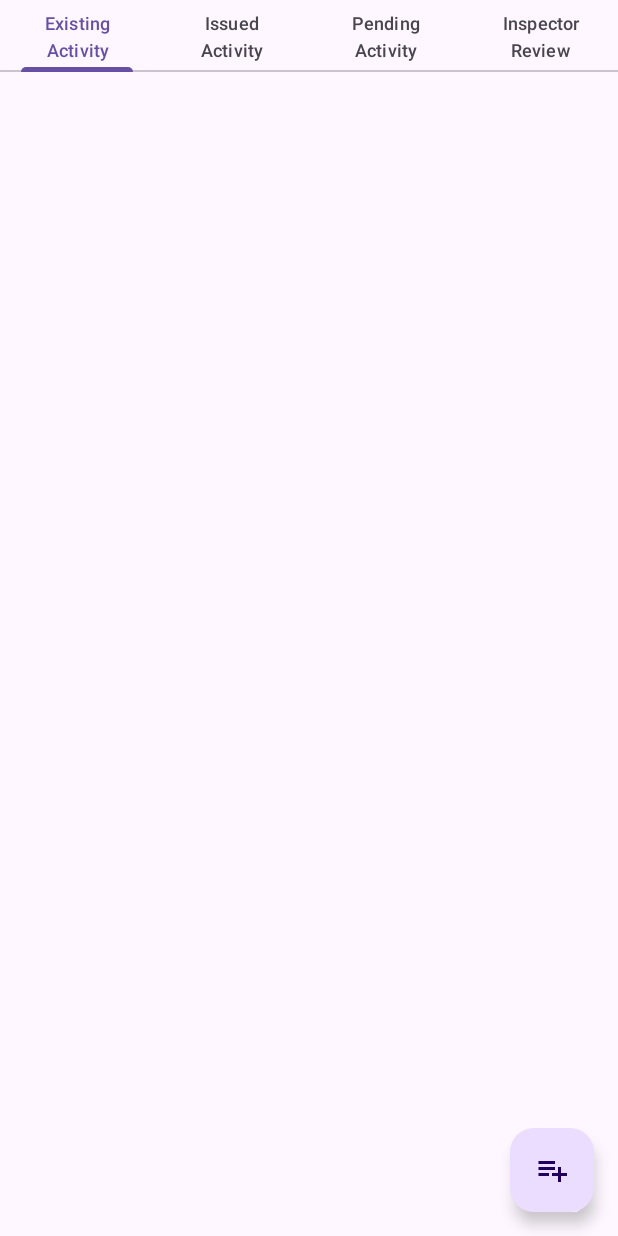
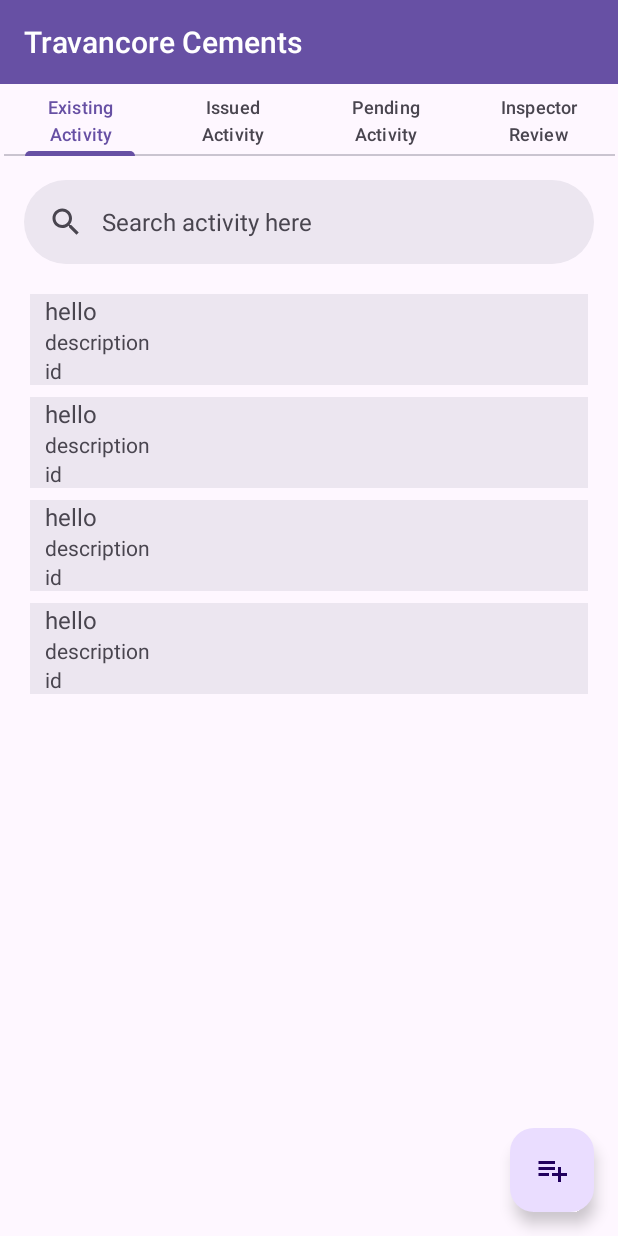
Before and after one commit to SUFIYANJT/App-moni, an Android app: the screen it shows after launch (MainActivity), on a phone screen of 412 x 824 dp. Run offline under Robolectric (Android 15) with nearby library versions, the phone set to English and light mode, and no system bars.

Commit message:
sufiyan mass

```diff
--- a/app/src/main/java/com/example/myapplication/ExistingActivity.java
+++ b/app/src/main/java/com/example/myapplication/ExistingActivity.java
@@ -3,18 +3,39 @@ package com.example.myapplication;
 import android.os.Bundle;
 
 import androidx.fragment.app.Fragment;
+import androidx.recyclerview.widget.LinearLayoutManager;
+import androidx.recyclerview.widget.RecyclerView;
 
 import android.view.LayoutInflater;
 import android.view.View;
 import android.view.ViewGroup;
 
 
+import com.example.myapplication.helper.SuppotClass.DataTable;
+import com.example.myapplication.helper.ui.CustomRecycler;
+import com.google.android.material.floatingactionbutton.FloatingActionButton;
 
-import com.google.android.material.floatingactionbutton.FloatingActionButton;
+import java.util.ArrayList;
 
 
 public class ExistingActivity extends Fragment {
-
-
+    private RecyclerView recyclerView;
+    ArrayList<DataTable> dataTables;
+    @Override
+    public View onCreateView(LayoutInflater inflater, ViewGroup container, Bundle savedInstanceState) {
+        View view = inflater.inflate(R.layout.fragment_existing_activity, container, false);
+        recyclerView=view.findViewById(R.id.recycler_existing);
+        dataTables=new ArrayList<>();
+        for(int i=0;i<4;i++){
+            DataTable dataTable=new DataTable();
+            dataTable.setId(i);
+            dataTable.setName("name"+i);
+            dataTable.setDescription("Description"+i);
+            dataTables.add(dataTable);
+        }
+        recyclerView.setLayoutManager(new LinearLayoutManager(view.getContext()));
+        recyclerView.setAdapter(new CustomRecycler(view.getContext(),dataTables));
+        return view;
+    }
 
     }
--- a/app/src/main/java/com/example/myapplication/FragmentAdapter.java
+++ b/app/src/main/java/com/example/myapplication/FragmentAdapter.java
@@ -1,4 +1,8 @@
 package com.example.myapplication;
+
+import static com.example.myapplication.MainActivity.TAG1;
+
+import android.util.Log;
 
 import androidx.annotation.NonNull;
 import androidx.annotation.Nullable;
@@ -23,6 +27,7 @@ public class FragmentAdapter extends FragmentPagerAdapter {
 
     @Override
     public int getCount() {
+        Log.d(TAG1, "getCount: "+fragmentArrayLis.size());
         return fragmentArrayLis.size();
     }
     public void addFragment(Fragment fragment,String title){
--- a/app/src/main/java/com/example/myapplication/IssuedActivity.java
+++ b/app/src/main/java/com/example/myapplication/IssuedActivity.java
@@ -1,8 +1,17 @@
 package com.example.myapplication;
+
+import android.os.Bundle;
+import android.view.LayoutInflater;
+import android.view.View;
+import android.view.ViewGroup;
 
 import androidx.fragment.app.Fragment;
 
 public class IssuedActivity extends Fragment {
 
-
+    @Override
+    public View onCreateView(LayoutInflater inflater, ViewGroup container, Bundle savedInstanceState) {
+        View view = inflater.inflate(R.layout.fragment_issued_activity, container, false);
+        return view;
+    }
 }
--- a/app/src/main/java/com/example/myapplication/MainActivity.java
+++ b/app/src/main/java/com/example/myapplication/MainActivity.java
@@ -10,7 +10,7 @@ import com.google.android.material.tabs.TabLayout;
 
 
 public class MainActivity extends AppCompatActivity {
-
+    public static String TAG1="debug log";
     private TabLayout tabLayout;
     private ViewPager viewPager;
     private FloatingActionButton fab;
@@ -58,7 +58,7 @@ public class MainActivity extends AppCompatActivity {
             public void onPageSelected(int position) {
                 // Check the position of the selected fragment and update FAB visibility
                 if (position == 3) { // Assuming InspectorReview is at position 3
-                    fab.setVisibility(View.GONE);
+                    fab.setVisibility(View.INVISIBLE);
                 } else {
                     fab.setVisibility(View.VISIBLE);
                 }
--- /dev/null
+++ b/app/src/main/java/com/example/myapplication/helper/SuppotClass/DataTable.java
@@ -0,0 +1,31 @@
+package com.example.myapplication.helper.SuppotClass;
+
+public class DataTable {
+    private String name;
+    private String description;
+    private int id;
+
+    public String getName() {
+        return name;
+    }
+
+    public void setName(String name) {
+        this.name = name;
+    }
+
+    public String getDescription() {
+        return description;
+    }
+
+    public void setDescription(String description) {
+        this.description = description;
+    }
+
+    public int getId() {
+        return id;
+    }
+
+    public void setId(int id) {
+        this.id = id;
+    }
+}
--- /dev/null
+++ b/app/src/main/java/com/example/myapplication/helper/ui/CustomRecycler.java
@@ -0,0 +1,46 @@
+package com.example.myapplication.helper.ui;
+
+import android.content.Context;
+import android.view.LayoutInflater;
+import android.view.View;
+import android.view.ViewGroup;
+
+import androidx.annotation.NonNull;
+import androidx.recyclerview.widget.RecyclerView;
+
+import com.example.myapplication.R;
+import com.example.myapplication.helper.SuppotClass.DataTable;
+
+import java.util.ArrayList;
+
+public class CustomRecycler extends RecyclerView.Adapter<CustomRecycler.ItemHolder> {
+    ArrayList<DataTable> dataTables;
+    Context context;
+    public CustomRecycler(Context context, ArrayList<DataTable> dataTables){
+        this.dataTables=dataTables;
+        this.context=context;
+    }
+    @NonNull
+    @Override
+    public CustomRecycler.ItemHolder onCreateViewHolder(@NonNull ViewGroup parent, int viewType) {
+        View view= LayoutInflater.from(context).inflate(R.layout.recycler_item,parent,false);
+        ItemHolder itemHolder=new ItemHolder(view);
+        return itemHolder;
+    }
+
+    @Override
+    public void onBindViewHolder(@NonNull CustomRecycler.ItemHolder holder, int position) {
+
+    }
+
+    @Override
+    public int getItemCount() {
+        return dataTables.size();
+    }
+    class ItemHolder extends RecyclerView.ViewHolder{
+
+        public ItemHolder(@NonNull View itemView) {
+            super(itemView);
+        }
+    }
+}
--- a/app/src/main/res/layout/activity_main.xml
+++ b/app/src/main/res/layout/activity_main.xml
@@ -16,7 +16,18 @@
         app:srcCompat="@drawable/baseline_playlist_add_24"
         app:rippleColor="?attr/colorOnSurface"
         android:contentDescription="TODO" />
-
+    <Toolbar
+        android:layout_width="match_parent"
+        android:layout_height="wrap_content"
+        android:id="@+id/toolbar"
+        android:title="Travancore Cements"
+        android:titleTextColor="@color/white"
+        app:layout_constraintTop_toTopOf="parent"
+        app:layout_constraintLeft_toLeftOf="parent"
+        app:layout_constraintRight_toRightOf="parent"
+        app:layout_constraintBottom_toTopOf="@+id/tablayout"
+        android:background="#6750A4"
+        />
     <FrameLayout
         android:id="@+id/fragment_container"
         android:layout_width="match_parent"
@@ -26,22 +37,23 @@
         app:layout_constraintStart_toStartOf="parent" />
 
 
-
     <com.google.android.material.tabs.TabLayout
         android:id="@+id/tablayout"
-        android:layout_width="0dp"
+        android:layout_width="407dp"
+
         android:layout_height="wrap_content"
-        app:layout_constraintTop_toTopOf="parent"
+        app:layout_constraintEnd_toEndOf="parent"
         app:layout_constraintStart_toStartOf="parent"
-        app:layout_constraintEnd_toEndOf="parent"
-        app:tabGravity="fill"
-        app:tabMode="fixed">
+        app:layout_constraintTop_toBottomOf="@+id/toolbar"
+
+        >
 
 
         <com.google.android.material.tabs.TabItem
             android:layout_width="wrap_content"
             android:layout_height="wrap_content"
             android:text="Existing Activity" />
+
         <com.google.android.material.tabs.TabItem
             android:layout_width="wrap_content"
             android:layout_height="wrap_content"
@@ -59,13 +71,24 @@
             android:text="Inspector Review" />
     </com.google.android.material.tabs.TabLayout>
 
-
+    <com.google.android.material.search.SearchBar
+        android:id="@+id/searchBar"
+        android:layout_width="match_parent"
+        android:layout_height="wrap_content"
+        app:layout_constrainedHeight="true"
+        app:layout_constraintLeft_toLeftOf="parent"
+        app:layout_constraintRight_toRightOf="parent"
+        app:layout_constraintTop_toBottomOf="@+id/tablayout"
+        android:hint="Search activity here"
+        app:layout_constraintVertical_bias="0"
+        app:layout_constraintBottom_toBottomOf="parent"
+        />
 
     <androidx.viewpager.widget.ViewPager
         android:id="@+id/viewPager"
         android:layout_width="0dp"
         android:layout_height="0dp"
-        app:layout_constraintTop_toBottomOf="@+id/tablayout"
+        app:layout_constraintTop_toBottomOf="@+id/searchBar"
         app:layout_constraintStart_toStartOf="parent"
         app:layout_constraintEnd_toEndOf="parent"
         app:layout_constraintBottom_toBottomOf="parent" />
--- a/app/src/main/res/layout/fragment_existing_activity.xml
+++ b/app/src/main/res/layout/fragment_existing_activity.xml
@@ -6,9 +6,17 @@
     android:layout_width="match_parent"
     android:layout_height="match_parent"
     android:padding="16dp"
-    tools:context=".ExistingActivity"
-    >
+    tools:context=".ExistingActivity">
 
-
+    <!-- Your other layout elements go here -->
+    <androidx.recyclerview.widget.RecyclerView
+        android:id="@+id/recycler_existing"
+        android:layout_width="match_parent"
+        android:layout_height="match_parent"
+        app:layout_constraintLeft_toLeftOf="parent"
+        app:layout_constraintRight_toRightOf="parent"
+        app:layout_constraintBottom_toBottomOf="parent"
+        app:layout_constraintTop_toTopOf="parent"
+        />
 
 </androidx.constraintlayout.widget.ConstraintLayout>
--- /dev/null
+++ b/app/src/main/res/layout/recycler_item.xml
@@ -0,0 +1,50 @@
+<?xml version="1.0" encoding="utf-8"?>
+<androidx.constraintlayout.widget.ConstraintLayout xmlns:android="http://schemas.android.com/apk/res/android"
+    android:layout_width="match_parent"
+    android:layout_height="wrap_content"
+    xmlns:app="http://schemas.android.com/apk/res-auto">
+    <LinearLayout
+        android:layout_width="match_parent"
+        android:layout_height="match_parent"
+        app:layout_constraintLeft_toLeftOf="parent"
+        android:background="#ece6f0"
+        app:layout_constraintRight_toRightOf="parent"
+        app:layout_constraintBottom_toBottomOf="parent"
+        app:layout_constraintTop_toTopOf="parent"
+        app:cardElevation="2dp"
+        android:layout_margin="4dp"
+        app:cardUseCompatPadding="true"
+        >
+        <LinearLayout
+            android:layout_width="match_parent"
+            android:layout_height="wrap_content"
+            android:orientation="vertical"
+            >
+
+            <TextView
+                android:id="@+id/name"
+                android:layout_width="wrap_content"
+                android:layout_height="wrap_content"
+                android:paddingLeft="10dp"
+                android:text="hello"
+                android:textSize="16dp" />
+
+            <TextView
+                android:layout_width="wrap_content"
+                android:layout_height="wrap_content"
+                android:text="description"
+                android:paddingLeft="10dp"
+                android:id="@+id/Description"
+                />
+            <TextView
+                android:layout_width="wrap_content"
+                android:layout_height="wrap_content"
+                android:text="id"
+                android:paddingLeft="10dp"
+                android:id="@+id/textid"
+                />
+        </LinearLayout>
+
+    </LinearLayout>
+
+</androidx.constraintlayout.widget.ConstraintLayout>
```
Also changed, not shown: app/src/main/res/layout/fragment_inspector_review.xml (+13 -3 lines), app/src/main/res/layout/fragment_issued_activity.xml (+13 -2 lines), app/src/main/res/layout/fragment_pending_activity.xml (+23 -8 lines).
